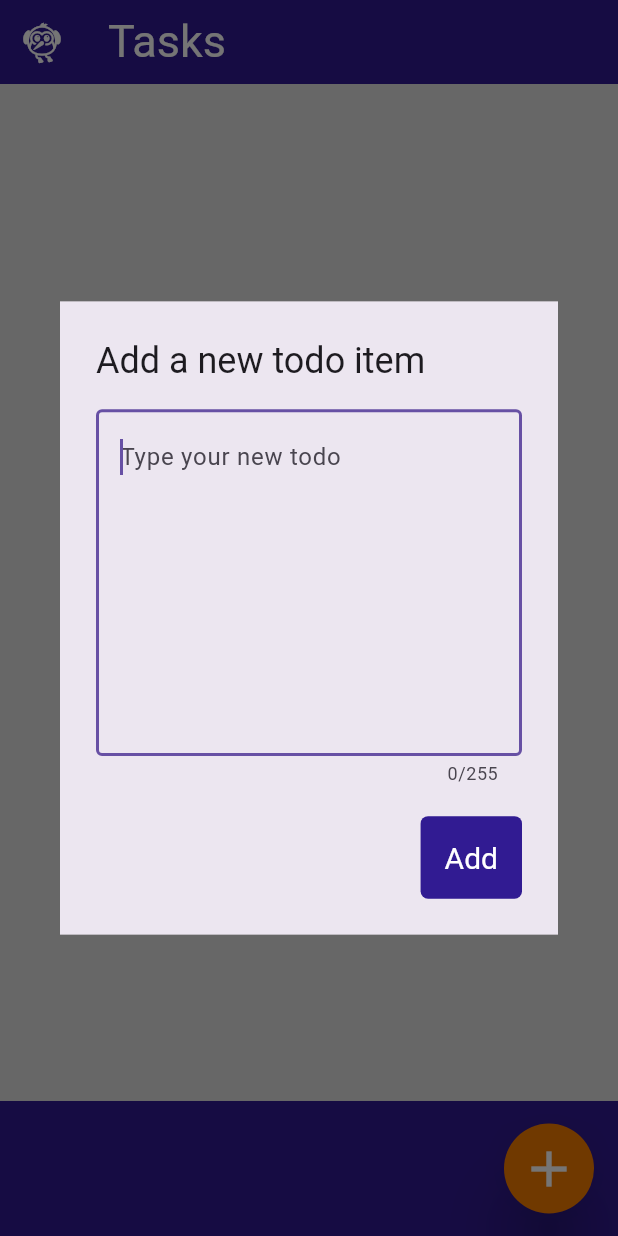
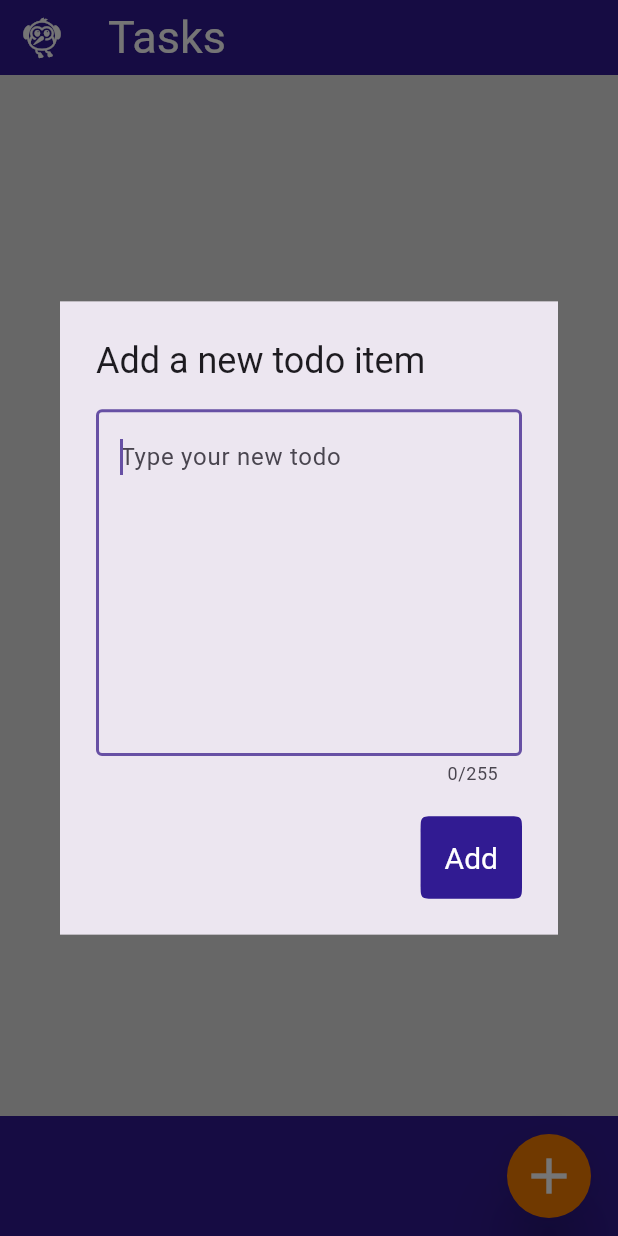
Before and after one commit to Simone-Sangiovanni/Tasks, a Flutter app: the screen it shows after launch, after a tap on the "add" icon, on a phone screen of 412 x 824 dp. Run offline on Flutter 3.47's test engine with Material 3 defaults, Android fonts, the phone set to English and light mode, and no system bars.

Commit message:
creation of the file for the top_bar, code cleanup, code optimization in the listview, created a class that invoke the dialogBox

```diff
--- /dev/null
+++ b/lib/dialogBox/invoke_dialog_box.dart
@@ -0,0 +1,16 @@
+import 'package:flutter/material.dart';
+import 'task_dialog_box.dart';
+
+class InvokeDialogBox {
+  const InvokeDialogBox._();
+
+  static Future<void> displayDialog(BuildContext context) {
+    return showDialog<void>(
+      context: context,
+      barrierDismissible: true, // define if the user can close the dialog box tapping in another part of the screen
+      builder: (BuildContext context) {
+        return TaskDialogBox();
+      },
+    );
+  }
+}
--- a/lib/task_dialog_box.dart
+++ b/lib/dialogBox/task_dialog_box.dart
@@ -20,11 +20,11 @@ class TaskDialogBox extends StatelessWidget {
           height: screenHeight * 0.3,
           child: TextField(
             controller: _textFieldController,
+            maxLines: null,
+            maxLength: 255,
             autofocus: true,
+            expands: true,
             textAlignVertical: TextAlignVertical.top,
-            maxLines: null,
-            expands: true,
-            maxLength: 255,
             decoration: const InputDecoration(
               hintText: 'Type your new todo',
               border: OutlineInputBorder(borderSide: BorderSide(width: 2.0))
@@ -33,14 +33,11 @@ class TaskDialogBox extends StatelessWidget {
         ),
         shape: const LinearBorder(),
         actions: <Widget>[
-          Container(
-            decoration: BoxDecoration(
-              color: Theme.of(context).primaryColor,
-              borderRadius: BorderRadius.circular(5),
-            ),
-            child: TextButton(
+          TextButton(
             style: TextButton.styleFrom(
               foregroundColor: Colors.white,
+              backgroundColor: Theme.of(context).primaryColor,
+              shape: ContinuousRectangleBorder(borderRadius: BorderRadius.circular(10)),
               padding: const EdgeInsets.all(16.0),
               textStyle: const TextStyle(fontSize: 20),
             ),
@@ -52,7 +49,6 @@ class TaskDialogBox extends StatelessWidget {
               Navigator.of(context).pop(); //after the Add button has been pressed, close the AlertDialog
             },
           ),
-          ),
         ],
       )
     );
--- a/lib/my_home_page.dart
+++ b/lib/my_home_page.dart
@@ -1,5 +1,6 @@
 import 'package:flutter/material.dart';
-import 'package:tasks/bottom_app_bar/bottom_bar.dart';
+import 'package:tasks/navbars/bottom_bar.dart';
+import 'package:tasks/navbars/top_bar.dart';
 import 'package:tasks/task_list.dart';
 
 // starting point from which each widget is added
@@ -8,26 +9,10 @@ class MyHomePage extends StatelessWidget {
 
   @override
   Widget build(BuildContext context) {
-    return Scaffold(
-      // TODO: create a class that define the AppBar
-      appBar: AppBar(
-        backgroundColor: Theme.of(context).primaryColor,
-        // TODO: change the icon with the real app logo
-        leading: const Icon(
-          Icons.flutter_dash,
-          size: 30,
-          color: Colors.white,
-        ),
-        title: const Text(
-          "Tasks",
-          style: TextStyle(
-            color: Colors.white,
-            fontSize: 30,
-          ),
-        ),
-      ),
-      body: const TaskList(),
-      bottomNavigationBar: const BottomBar(),
+    return const Scaffold(
+      appBar: TopBar(),
+      body: TaskList(),
+      bottomNavigationBar: BottomBar(),
     );
   }
 }
--- a/lib/bottom_app_bar/add_button.dart
+++ b/lib/navbars/add_button.dart
@@ -1,18 +1,8 @@
 import 'package:flutter/material.dart';
-import 'package:tasks/task_dialog_box.dart';
+import 'package:tasks/dialogBox/invoke_dialog_box.dart';
 
 class AddButton extends StatelessWidget {
   const AddButton({super.key});
-
-  Future<void> _displayDialog(BuildContext context) {
-    return showDialog<void>(
-      context: context,
-      barrierDismissible: true, // define if the user can close the dialog box tapping in another part of the screen
-      builder: (BuildContext context) {
-        return TaskDialogBox();
-      },
-    );
-  }
 
   @override
   Widget build(BuildContext context) {
@@ -30,7 +20,7 @@ class AddButton extends StatelessWidget {
         size: 40,
       ),
       onPressed: () {
-        _displayDialog(context);
+        InvokeDialogBox.displayDialog(context);
       },
     );
   }
--- a/lib/bottom_app_bar/bottom_bar.dart
+++ b/lib/navbars/bottom_bar.dart
@@ -1,5 +1,5 @@
 import 'package:flutter/material.dart';
-import 'package:tasks/bottom_app_bar/add_button.dart';
+import 'package:tasks/navbars/add_button.dart';
 
 class BottomBar extends StatelessWidget {
   const BottomBar({super.key});
@@ -7,9 +7,8 @@ class BottomBar extends StatelessWidget {
   @override
   Widget build(BuildContext context) {
     return BottomAppBar(
-      shape: const CircularNotchedRectangle(),
       color: Theme.of(context).primaryColor,
-      height: 90,
+      height: 80,
       child: Container(
         alignment: Alignment.centerRight,
         child: const AddButton(),
--- /dev/null
+++ b/lib/navbars/top_bar.dart
@@ -0,0 +1,28 @@
+import 'package:flutter/material.dart';
+
+class TopBar extends StatelessWidget implements PreferredSizeWidget{
+  const TopBar({super.key});
+
+  @override
+  Size get preferredSize => const Size.fromHeight(50);
+
+  @override
+  Widget build(BuildContext context) {
+    return AppBar(
+      backgroundColor: Theme.of(context).primaryColor,
+      // TODO: change the icon with the real app logo
+      leading: const Icon(
+        Icons.flutter_dash,
+        size: 30,
+        color: Colors.white,
+      ),
+      title: const Text(
+        "Tasks",
+        style: TextStyle(
+          color: Colors.white,
+          fontSize: 30,
+        ),
+      ),
+    );
+  }
+}
--- a/lib/task_list.dart
+++ b/lib/task_list.dart
@@ -14,12 +14,13 @@ class _TaskListState extends State<TaskList>{
   @override
   Widget build(BuildContext context) {
     return Consumer<TaskListModel>(
-      builder: (context, value, child) => ListView(
+      builder: (context, value, child) => ListView.builder(
         padding: const EdgeInsets.all(0.0),
         scrollDirection: Axis.vertical,
-        children: [
-          for(var task in value.tasks) TaskCard(task: task),
-        ],
+        itemCount: value.tasks.length,
+        itemBuilder: (BuildContext context, int index) {
+          return TaskCard(task: value.tasks[index]);
+        },
       )
     );
   }
--- a/lib/tasks/task_card.dart
+++ b/lib/tasks/task_card.dart
@@ -1,5 +1,11 @@
 import 'package:flutter/material.dart';
 import 'package:tasks/tasks/task.dart';
+
+/* TODO:
+* the style of the card is not correctly decided from his state (completed or not), so when the listview has a lot of cards
+* the color change (wrongly) when rebuilding the elements that are shown on the screen.
+* This problem must be fixed
+* */
 
 class TaskCard extends StatefulWidget {
   const TaskCard({super.key, required this.task});
```
Lines whose indentation alone changed are shown as unchanged.
